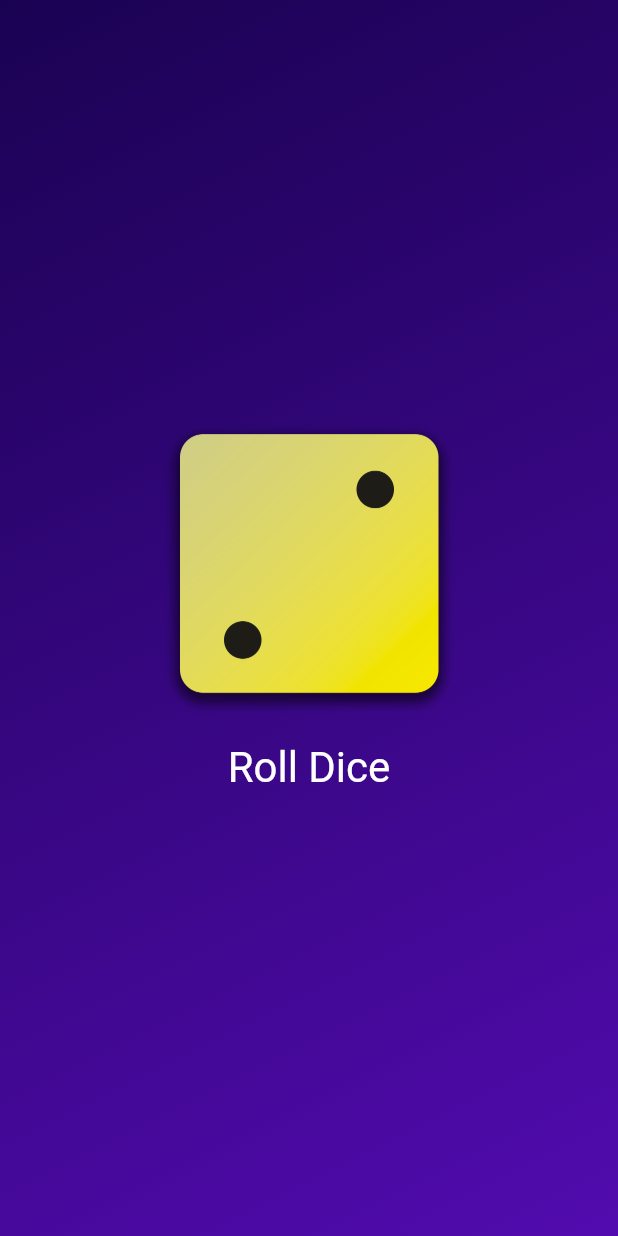
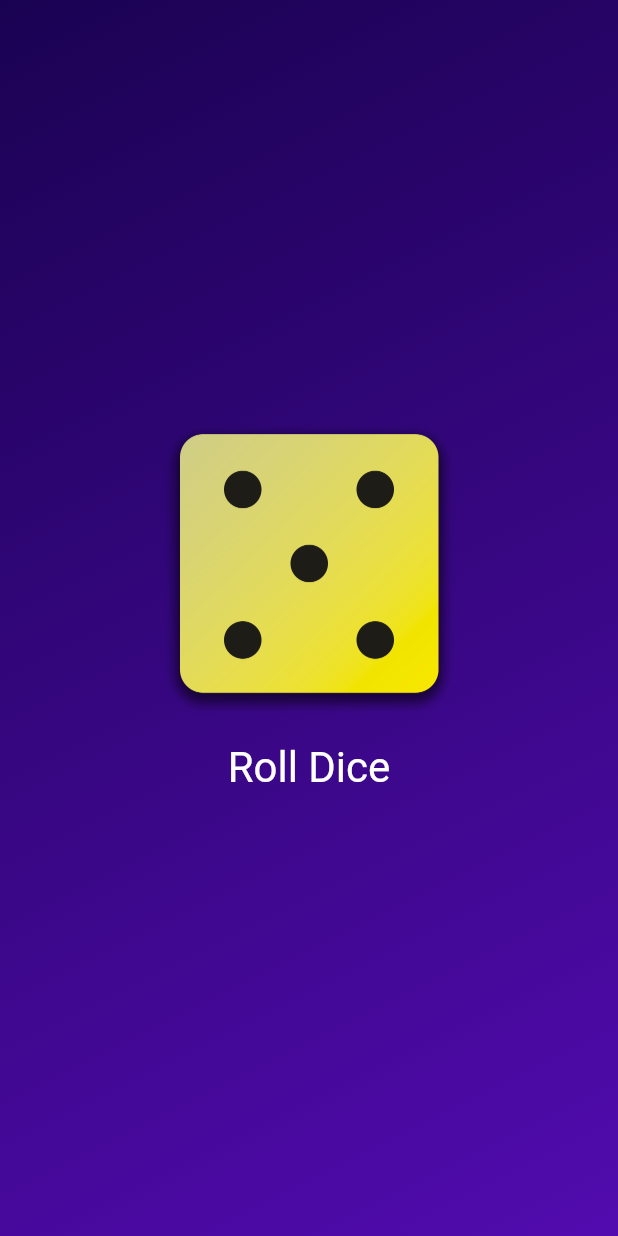
Before and after one commit to dumbun/Dicee_app, a Flutter app: the screen it shows after launch, after a tap on "Roll Dice", on a phone screen of 412 x 824 dp. Run offline on Flutter 3.47's test engine with Material 2 defaults, Android fonts, the phone set to English and light mode, and no system bars.

Commit message:
final commit

```diff
--- /dev/null
+++ b/lib/dice_roller.dart
@@ -0,0 +1,54 @@
+import 'dart:math';
+import 'package:flutter/material.dart';
+
+//! for random numbers
+final random = Random();
+
+class DiceRoller extends StatefulWidget {
+  const DiceRoller({super.key});
+
+  @override
+  State<DiceRoller> createState() => _DiceRollerState();
+}
+
+class _DiceRollerState extends State<DiceRoller> {
+  //? roll dise function
+  var currentDice = 2;
+
+  void rollDice() {
+    var randomNumber = random.nextInt(6) + 1;
+    setState(() {
+      currentDice = randomNumber;
+    });
+  }
+
+  @override
+  Widget build(BuildContext context) {
+    return Column(
+      mainAxisAlignment: MainAxisAlignment.center,
+      children: [
+        Center(
+          child: Column(
+            children: [
+              Image.asset(
+                "assets/images/dice-$currentDice.png",
+                width: 200,
+              ),
+              TextButton(
+                style: TextButton.styleFrom(
+                  padding: const EdgeInsets.all(20),
+                  foregroundColor: Colors.white,
+                  textStyle: const TextStyle(
+                    fontSize: 28.0,
+                  ),
+                ),
+                onPressed: rollDice,
+                child: const Text("Roll Dice"),
+              )
+            ],
+          ),
+        ),
+      ],
+    );
+  }
+}
--- a/lib/gradient_container.dart
+++ b/lib/gradient_container.dart
@@ -1,17 +1,13 @@
+import 'package:diceee/dice_roller.dart';
 import 'package:flutter/material.dart';
 
 class GradientContainer extends StatelessWidget {
-  GradientContainer({
+  const GradientContainer({
     super.key,
     required this.colors,
   });
 
   final List<Color> colors;
-
-  //? roll dise function
-  String activeDiceimage = "assets/images/dice-2.png";
-
-  void rollDice() {}
 
   @override
   Widget build(BuildContext context) {
@@ -23,32 +19,7 @@ class GradientContainer extends StatelessWidget {
           colors: colors,
         ),
       ),
-      child: Column(
-        mainAxisAlignment: MainAxisAlignment.center,
-        children: [
-          Center(
-            child: Column(
-              children: [
-                Image.asset(
-                  activeDiceimage,
-                  width: 200,
-                ),
-                TextButton(
-                  style: TextButton.styleFrom(
-                    padding: const EdgeInsets.all(20),
-                    foregroundColor: Colors.white,
-                    textStyle: const TextStyle(
-                      fontSize: 28.0,
-                    ),
-                  ),
-                  onPressed: rollDice,
-                  child: const Text("Roll Dice"),
-                )
-              ],
-            ),
-          ),
-        ],
-      ),
+      child: const DiceRoller(),
     );
   }
 }
--- a/lib/main.dart
+++ b/lib/main.dart
@@ -3,11 +3,11 @@ import 'package:diceee/gradient_container.dart';
 
 void main(List<String> args) {
   runApp(
-    MaterialApp(
+    const MaterialApp(
       debugShowCheckedModeBanner: false,
       home: Scaffold(
         body: GradientContainer(
-          colors: const [
+          colors: [
             Color.fromARGB(255, 26, 2, 82),
             Color.fromARGB(255, 82, 11, 175),
           ],
--- a/lib/styled_text.dart
+++ /dev/null
@@ -1,10 +0,0 @@
-import 'package:flutter/material.dart';
-
-class MyWidget extends StatelessWidget {
-  const MyWidget({super.key});
-
-  @override
-  Widget build(BuildContext context) {
-    return const Placeholder();
-  }
-}
```
